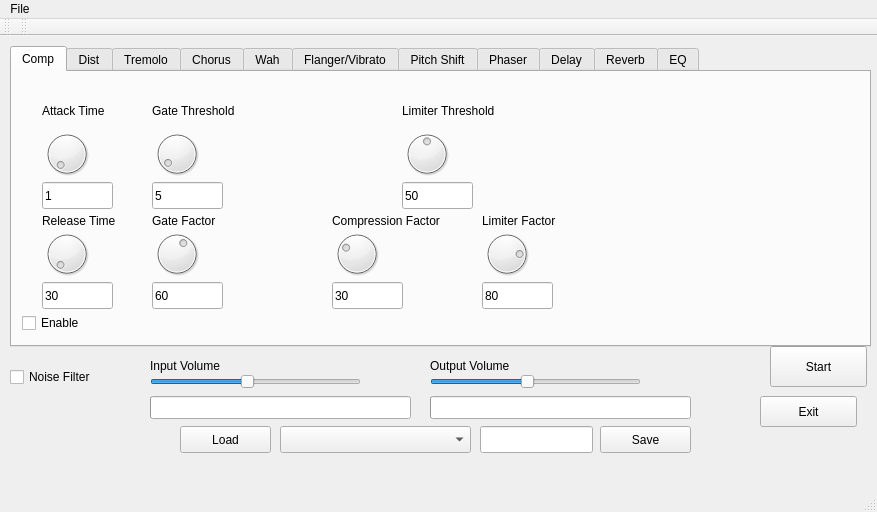
This is alsatest1/mainwindow.ui in netpipe/MIDITools as Qt 5 draws it before an edit. The edited form follows.
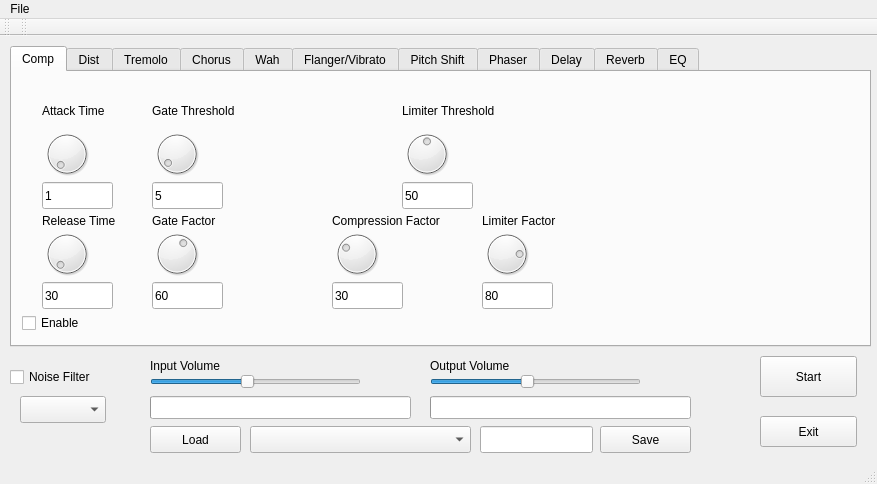
This is the edited form.

Patch:
```diff
--- a/alsatest1/mainwindow.ui
+++ b/alsatest1/mainwindow.ui
@@ -7,7 +7,7 @@
     <x>0</x>
     <y>0</y>
     <width>877</width>
-    <height>512</height>
+    <height>484</height>
    </rect>
   </property>
   <property name="windowTitle">
@@ -17,8 +17,8 @@
    <widget class="QPushButton" name="pushButton">
     <property name="geometry">
      <rect>
-      <x>770</x>
-      <y>310</y>
+      <x>760</x>
+      <y>320</y>
       <width>97</width>
       <height>41</height>
      </rect>
@@ -31,7 +31,7 @@
     <property name="geometry">
      <rect>
       <x>760</x>
-      <y>360</y>
+      <y>380</y>
       <width>97</width>
       <height>31</height>
      </rect>
@@ -3122,9 +3122,9 @@
    <widget class="QComboBox" name="SelectPresetCMB">
     <property name="geometry">
      <rect>
-      <x>280</x>
+      <x>250</x>
       <y>390</y>
-      <width>191</width>
+      <width>221</width>
       <height>27</height>
      </rect>
     </property>
@@ -3132,7 +3132,7 @@
    <widget class="QPushButton" name="LoadBTN">
     <property name="geometry">
      <rect>
-      <x>180</x>
+      <x>150</x>
       <y>390</y>
       <width>91</width>
       <height>27</height>
@@ -3142,6 +3142,16 @@
      <string>Load</string>
     </property>
    </widget>
+   <widget class="QComboBox" name="cmbTheme">
+    <property name="geometry">
+     <rect>
+      <x>20</x>
+      <y>360</y>
+      <width>86</width>
+      <height>27</height>
+     </rect>
+    </property>
+   </widget>
   </widget>
   <widget class="QMenuBar" name="menuBar">
    <property name="geometry">
```
